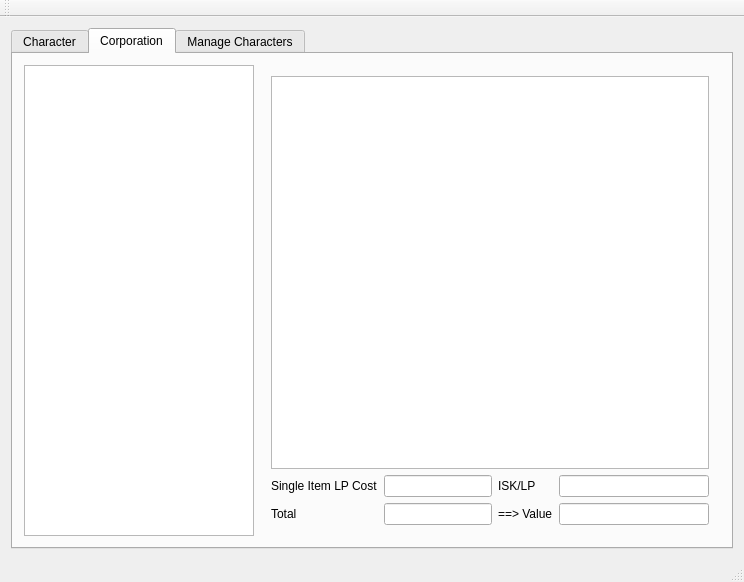
Zorduk/LoyaltyPointAccountant, file LoyaltyPointAccountant.ui: the form before one commit.
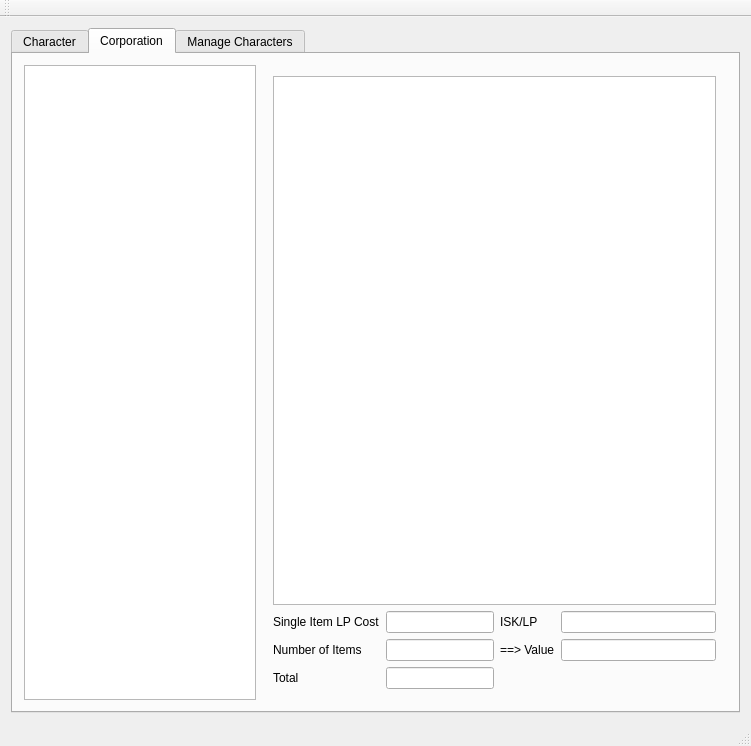
The form after the commit.

Commit message: display number of items that can be acquired using the single item LP cost and converted to Qt5.11.1

```diff
--- a/LoyaltyPointAccountant.ui
+++ b/LoyaltyPointAccountant.ui
@@ -6,8 +6,8 @@
    <rect>
     <x>0</x>
     <y>0</y>
-    <width>744</width>
-    <height>582</height>
+    <width>751</width>
+    <height>746</height>
    </rect>
   </property>
   <property name="windowTitle">
@@ -106,20 +106,6 @@
               <layout class="QHBoxLayout" name="horizontalLayout_6">
                <item>
                 <layout class="QFormLayout" name="formLayout">
-                 <item row="1" column="0">
-                  <widget class="QLabel" name="labelTotal">
-                   <property name="text">
-                    <string>Total</string>
-                   </property>
-                  </widget>
-                 </item>
-                 <item row="1" column="1">
-                  <widget class="QLineEdit" name="leTotalLP">
-                   <property name="readOnly">
-                    <bool>true</bool>
-                   </property>
-                  </widget>
-                 </item>
                  <item row="0" column="0">
                   <widget class="QLabel" name="label_3">
                    <property name="text">
@@ -130,6 +116,37 @@
                  <item row="0" column="1">
                   <widget class="QLineEdit" name="leDivision"/>
                  </item>
+                 <item row="2" column="0">
+                  <widget class="QLabel" name="labelTotal">
+                   <property name="text">
+                    <string>Total</string>
+                   </property>
+                  </widget>
+                 </item>
+                 <item row="2" column="1">
+                  <widget class="QLineEdit" name="leTotalLP">
+                   <property name="readOnly">
+                    <bool>true</bool>
+                   </property>
+                  </widget>
+                 </item>
+                 <item row="1" column="1">
+                  <widget class="QLineEdit" name="leNumberOfItems">
+                   <property name="enabled">
+                    <bool>true</bool>
+                   </property>
+                   <property name="readOnly">
+                    <bool>true</bool>
+                   </property>
+                  </widget>
+                 </item>
+                 <item row="1" column="0">
+                  <widget class="QLabel" name="label_4">
+                   <property name="text">
+                    <string>Number of Items</string>
+                   </property>
+                  </widget>
+                 </item>
                 </layout>
                </item>
                <item>
```
Left out of the diff: 30 changed lines with no effect on the pictures. The commit also changes 2 other files.
